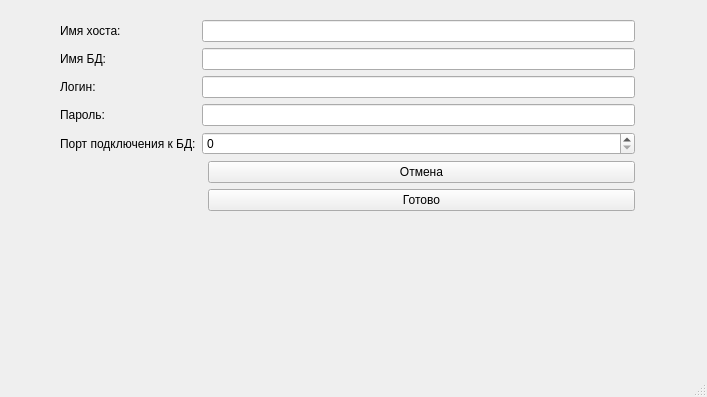
Before: the Qt Designer form mainwindow.ui in flam1ngo289/QT_Task3, drawn with Qt 5.
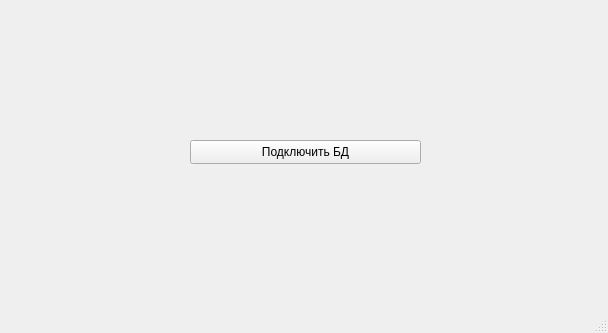
After: the same form once the commit is applied.

Patch:
```diff
--- a/mainwindow.ui
+++ b/mainwindow.ui
@@ -6,104 +6,26 @@
    <rect>
     <x>0</x>
     <y>0</y>
-    <width>707</width>
-    <height>397</height>
+    <width>608</width>
+    <height>333</height>
    </rect>
   </property>
   <property name="windowTitle">
    <string>MainWindow</string>
   </property>
   <widget class="QWidget" name="centralwidget">
-   <widget class="QWidget" name="horizontalLayoutWidget">
+   <widget class="QPushButton" name="pushButton">
     <property name="geometry">
      <rect>
-      <x>60</x>
-      <y>20</y>
-      <width>575</width>
-      <height>301</height>
+      <x>190</x>
+      <y>140</y>
+      <width>231</width>
+      <height>24</height>
      </rect>
     </property>
-    <layout class="QHBoxLayout" name="horizontalLayout">
-     <item>
-      <layout class="QGridLayout" name="gridLayout_2">
-       <item row="2" column="0">
-        <widget class="QLabel" name="label_3">
-         <property name="text">
-          <string>Логин:</string>
-         </property>
-        </widget>
-       </item>
-       <item row="4" column="0">
-        <widget class="QLabel" name="label_5">
-         <property name="text">
-          <string>Порт подключения к БД:</string>
-         </property>
-        </widget>
-       </item>
-       <item row="5" column="2">
-        <layout class="QHBoxLayout" name="horizontalLayout_2">
-         <item>
-          <layout class="QFormLayout" name="formLayout">
-           <item row="2" column="1">
-            <widget class="QPushButton" name="pushButton">
-             <property name="text">
-              <string>Готово</string>
-             </property>
-            </widget>
-           </item>
-           <item row="1" column="1">
-            <widget class="QPushButton" name="pushButton_2">
-             <property name="text">
-              <string>Отмена</string>
-             </property>
-            </widget>
-           </item>
-          </layout>
-         </item>
-        </layout>
-       </item>
-       <item row="2" column="2">
-        <widget class="QLineEdit" name="lineEdit_3"/>
-       </item>
-       <item row="3" column="0">
-        <widget class="QLabel" name="label_4">
-         <property name="text">
-          <string>Пароль:</string>
-         </property>
-        </widget>
-       </item>
-       <item row="5" column="0">
-        <layout class="QGridLayout" name="gridLayout_3"/>
-       </item>
-       <item row="1" column="0">
-        <widget class="QLabel" name="label_2">
-         <property name="text">
-          <string>Имя БД:</string>
-         </property>
-        </widget>
-       </item>
-       <item row="1" column="2">
-        <widget class="QLineEdit" name="lineEdit_2"/>
-       </item>
-       <item row="3" column="2">
-        <widget class="QLineEdit" name="lineEdit_4"/>
-       </item>
-       <item row="0" column="2">
-        <widget class="QLineEdit" name="lineEdit"/>
-       </item>
-       <item row="0" column="0">
-        <widget class="QLabel" name="label">
-         <property name="text">
-          <string>Имя хоста:</string>
-         </property>
-        </widget>
-       </item>
-       <item row="4" column="2">
-        <widget class="QSpinBox" name="spinBox"/>
-       </item>
-      </layout>
-     </item>
-    </layout>
+    <property name="text">
+     <string>Подключить БД</string>
+    </property>
    </widget>
   </widget>
   <widget class="QMenuBar" name="menubar">
```
Left out of the diff: 2 changed lines with no effect on the pictures.
